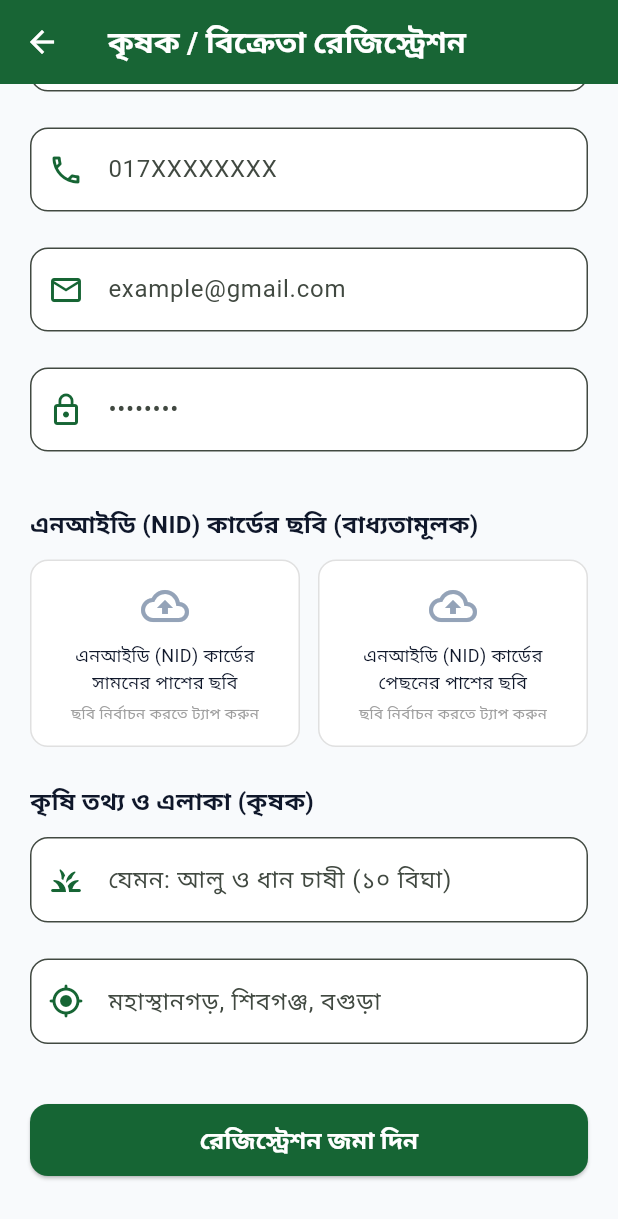
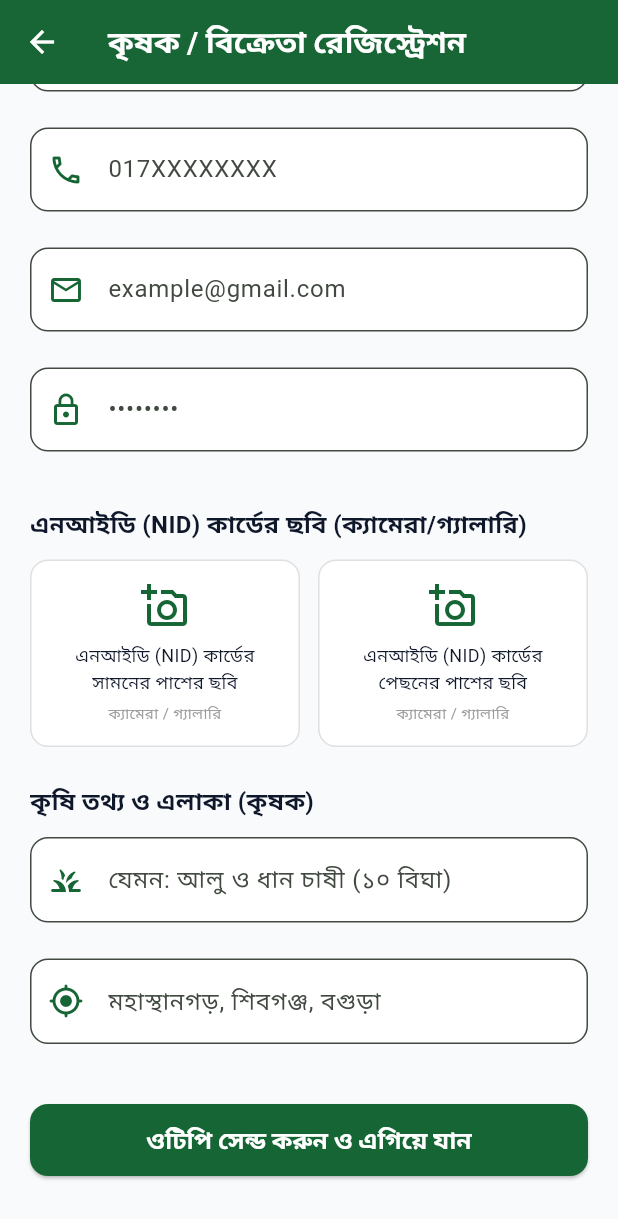
Before and after one commit to sesakilhossen302/krishibazar_Apps, a Flutter app: the RegisterScreen screen opened by its route, scrolled down 202 dp, on a phone screen of 412 x 824 dp. Shown: the top 1219 px of the screen. Run offline on Flutter 3.47's test engine with Material 3 defaults, Android fonts, the phone set to English and light mode, and no system bars; our stand-ins replace google_fonts, image_picker, shared_preferences; accounts and stored records are empty.

```diff
--- a/lib/View/Screen/Auth/register_screen/register_screen.dart
+++ b/lib/View/Screen/Auth/register_screen/register_screen.dart
@@ -94,7 +94,7 @@ class _RegisterScreenState extends State<RegisterScreen> {
                   const SizedBox(height: 20),
 
                   // General Information Section
-                  Text('মৌলিক ব্যক্তিগত তথ্য', style: TextStyle(fontWeight: FontWeight.bold, fontSize: 16, color: AppColors.textDark)),
+                  const Text('মৌলিক ব্যক্তিগত তথ্য', style: TextStyle(fontWeight: FontWeight.bold, fontSize: 16, color: AppColors.textDark)),
                   const SizedBox(height: 12),
 
                   CustomTextField(
@@ -127,8 +127,8 @@ class _RegisterScreenState extends State<RegisterScreen> {
                   const SizedBox(height: 24),
 
                   // Mandatory NID Photo Upload Section (For Both Farmer & Buyer)
-                  Text(
-                    'এনআইডি (NID) কার্ডের ছবি (বাধ্যতামূলক)',
+                  const Text(
+                    'এনআইডি (NID) কার্ডের ছবি (ক্যামেরা/গ্যালারি)',
                     style: TextStyle(fontWeight: FontWeight.bold, fontSize: 16, color: AppColors.textDark),
                   ),
                   const SizedBox(height: 12),
@@ -138,7 +138,8 @@ class _RegisterScreenState extends State<RegisterScreen> {
                         child: _buildUploadCard(
                           title: StaticString.nidFrontLabel,
                           fileName: _controller.nidFrontImageName,
-                          onTap: _controller.pickNidFront,
+                          isUploading: _controller.isUploadingNidFront,
+                          onTap: () => _controller.pickNidFront(context),
                         ),
                       ),
                       const SizedBox(width: 12),
@@ -146,7 +147,8 @@ class _RegisterScreenState extends State<RegisterScreen> {
                         child: _buildUploadCard(
                           title: StaticString.nidBackLabel,
                           fileName: _controller.nidBackImageName,
-                          onTap: _controller.pickNidBack,
+                          isUploading: _controller.isUploadingNidBack,
+                          onTap: () => _controller.pickNidBack(context),
                         ),
                       ),
                     ],
@@ -156,7 +158,7 @@ class _RegisterScreenState extends State<RegisterScreen> {
                   // Role-Specific Sections
                   if (isBuyer) ...[
                     // Buyer / Shopkeeper Section
-                    Text(
+                    const Text(
                       'দোকান ও ব্যবসা সংক্রান্ত তথ্য (দোকানদার/ক্রেতা)',
                       style: TextStyle(fontWeight: FontWeight.bold, fontSize: 16, color: AppColors.textDark),
                     ),
@@ -184,19 +186,20 @@ class _RegisterScreenState extends State<RegisterScreen> {
                     const SizedBox(height: 16),
 
                     // Trade License Photo Upload (Mandatory for Buyer)
-                    Text(
-                      'ট্রেড লাইসেন্সের ছবি (বাধ্যতামূলক)',
+                    const Text(
+                      'ট্রেড লাইসেন্সের ছবি (ক্যামেরা/গ্যালারি)',
                       style: TextStyle(fontWeight: FontWeight.bold, fontSize: 14, color: AppColors.textDark),
                     ),
                     const SizedBox(height: 8),
                     _buildUploadCard(
                       title: StaticString.tradeLicenseLabel,
                       fileName: _controller.tradeLicenseImageName,
-                      onTap: _controller.pickTradeLicense,
+                      isUploading: _controller.isUploadingTradeLicense,
+                      onTap: () => _controller.pickTradeLicense(context),
                     ),
                   ] else ...[
                     // Farmer / Seller Section
-                    Text(
+                    const Text(
                       'কৃষি তথ্য ও এলাকা (কৃষক)',
                       style: TextStyle(fontWeight: FontWeight.bold, fontSize: 16, color: AppColors.textDark),
                     ),
@@ -234,7 +237,7 @@ class _RegisterScreenState extends State<RegisterScreen> {
                   const SizedBox(height: 28),
 
                   CustomButton(
-                    text: _controller.isLoading ? StaticString.loading : StaticString.registerSubmitButton,
+                    text: _controller.isLoading ? 'ওটিপি পাঠানো হচ্ছে...' : 'ওটিপি সেন্ড করুন ও এগিয়ে যান',
                     onTap: _controller.isLoading ? null : () => _controller.submitRegistration(context),
                   ),
                   const SizedBox(height: 20),
@@ -250,11 +253,12 @@ class _RegisterScreenState extends State<RegisterScreen> {
   Widget _buildUploadCard({
     required String title,
     required String? fileName,
+    required bool isUploading,
     required VoidCallback onTap,
   }) {
     final isUploaded = fileName != null;
     return InkWell(
-      onTap: onTap,
+      onTap: isUploading ? null : onTap,
       borderRadius: BorderRadius.circular(12),
       child: Container(
         padding: const EdgeInsets.all(14),
@@ -267,11 +271,18 @@ class _RegisterScreenState extends State<RegisterScreen> {
         ),
         child: Column(
           children: [
-            Icon(
-              isUploaded ? Icons.check_circle_rounded : Icons.cloud_upload_outlined,
-              color: isUploaded ? AppColors.primaryGreen : AppColors.textMuted,
-              size: 32,
-            ),
+            if (isUploading)
+              const SizedBox(
+                height: 32,
+                width: 32,
+                child: CircularProgressIndicator(strokeWidth: 2.5, color: AppColors.primaryGreen),
+              )
+            else
+              Icon(
+                isUploaded ? Icons.check_circle_rounded : Icons.add_a_photo_outlined,
+                color: isUploaded ? AppColors.primaryGreen : AppColors.primaryGreen,
+                size: 32,
+              ),
             const SizedBox(height: 8),
             Text(
               title,
@@ -284,7 +295,9 @@ class _RegisterScreenState extends State<RegisterScreen> {
             ),
             const SizedBox(height: 4),
             Text(
-              isUploaded ? fileName : StaticString.uploadPhotoPrompt,
+              isUploading
+                  ? "আপলোড হচ্ছে..."
+                  : (isUploaded ? fileName : "ক্যামেরা / গ্যালারি"),
               textAlign: TextAlign.center,
               style: TextStyle(
                 fontSize: 10,
```
Also changed, not shown: lib/View/Screen/Auth/register_screen/register_controller.dart (+108 -30 lines).
